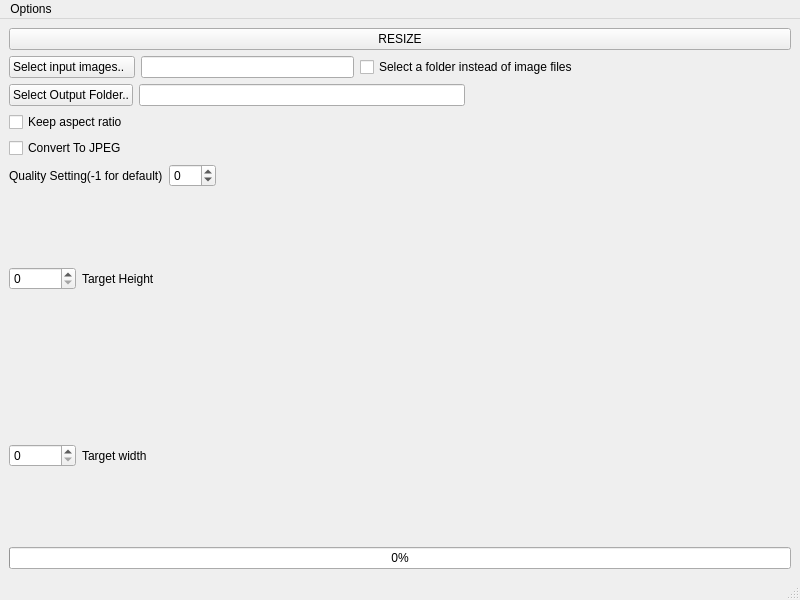
Axmouth/qresizer, file mainwindow.ui: the form before one commit.
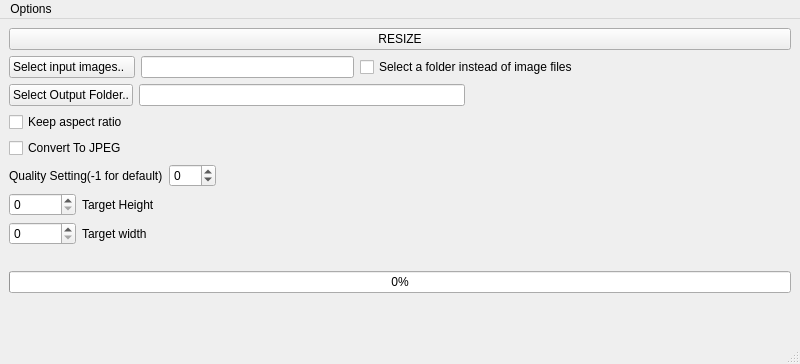
The form after the commit.

Commit message: Improved layout a bit. Added info about targets selected and processed in the ui. Made the resize/convert task run asynchronously so it doesn't freeze the window(moved some interactions to signals/slots to work with it).

Patch:
```diff
--- a/mainwindow.ui
+++ b/mainwindow.ui
@@ -7,7 +7,7 @@
     <x>0</x>
     <y>0</y>
     <width>800</width>
-    <height>600</height>
+    <height>364</height>
    </rect>
   </property>
   <property name="windowTitle">
@@ -224,6 +224,17 @@
         </item>
        </layout>
       </item>
+      <item>
+       <layout class="QHBoxLayout" name="horizontalLayout_9">
+        <item>
+         <widget class="QLabel" name="label_status">
+          <property name="text">
+           <string/>
+          </property>
+         </widget>
+        </item>
+       </layout>
+      </item>
       <item>
        <widget class="QProgressBar" name="progressBar_converting">
         <property name="value">
@@ -233,6 +244,19 @@
       </item>
      </layout>
     </item>
+    <item>
+     <spacer name="verticalSpacer">
+      <property name="orientation">
+       <enum>Qt::Vertical</enum>
+      </property>
+      <property name="sizeHint" stdset="0">
+       <size>
+        <width>20</width>
+        <height>40</height>
+       </size>
+      </property>
+     </spacer>
+    </item>
    </layout>
   </widget>
   <widget class="QMenuBar" name="menubar">
```
The commit also changes 2 other files.
